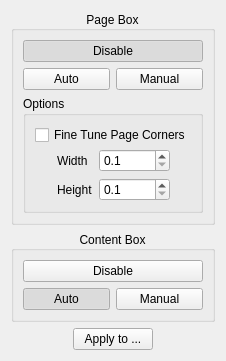
First picture: the form in src/core/filters/select_content/OptionsWidget.ui, repository 4lex4/scantailor-advanced, before the edit.
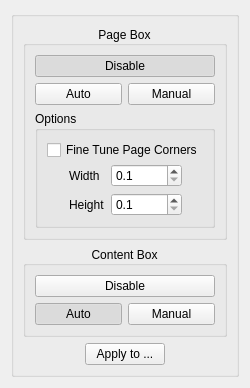
Second picture: the form after the edit. Custom widgets are drawn as their Qt base class.

Commit message: ~ Group page box and select content ui boxes

Patch:
```diff
--- a/src/core/filters/select_content/OptionsWidget.ui
+++ b/src/core/filters/select_content/OptionsWidget.ui
@@ -6,8 +6,8 @@
    <rect>
     <x>0</x>
     <y>0</y>
-    <width>196</width>
-    <height>339</height>
+    <width>216</width>
+    <height>364</height>
    </rect>
   </property>
   <property name="windowTitle">
@@ -15,6 +15,12 @@
   </property>
   <layout class="QVBoxLayout" name="verticalLayout_4">
    <item>
+    <widget class="QGroupBox" name="groupBox">
+     <property name="title">
+      <string/>
+     </property>
+     <layout class="QVBoxLayout" name="verticalLayout">
+      <item>
     <widget class="CollapsibleGroupBox" name="pageBoxGroup">
      <property name="title">
       <string>Page Box</string>
@@ -284,6 +290,9 @@
      </item>
     </layout>
    </item>
+     </layout>
+    </widget>
+   </item>
    <item>
     <spacer name="verticalSpacer">
      <property name="orientation">
@@ -292,7 +301,7 @@
      <property name="sizeHint" stdset="0">
       <size>
        <width>1</width>
-       <height>1</height>
+       <height>83</height>
       </size>
      </property>
     </spacer>
```
Lines whose indentation alone changed are shown as unchanged. The commit also changes 1 other file.
